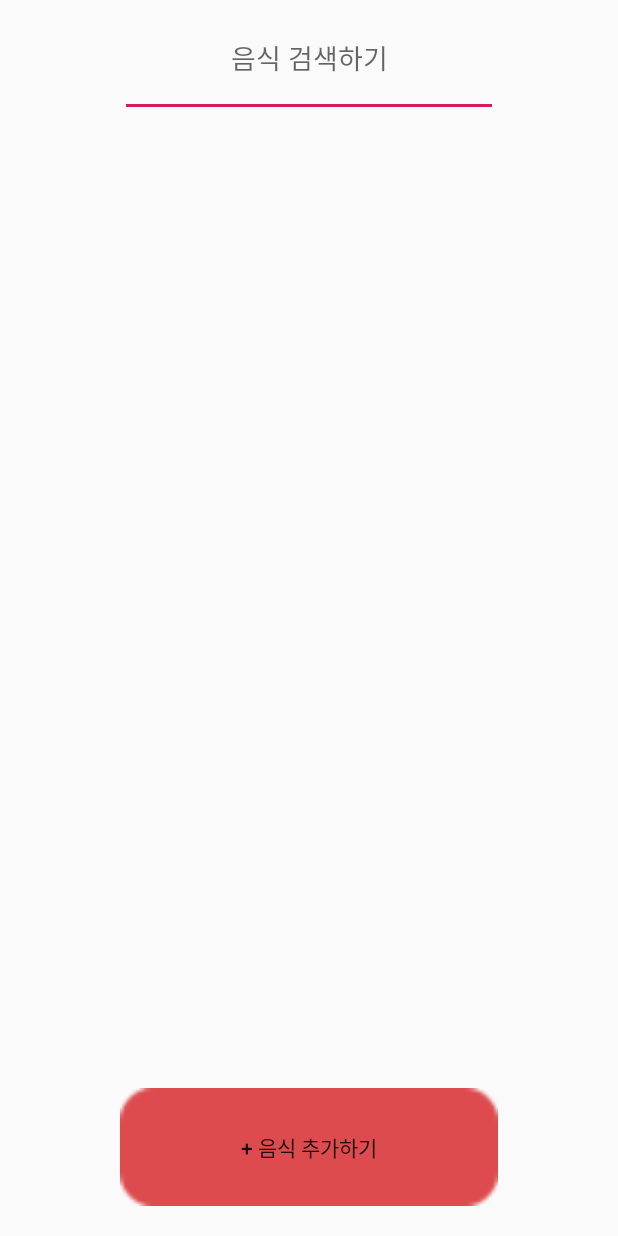
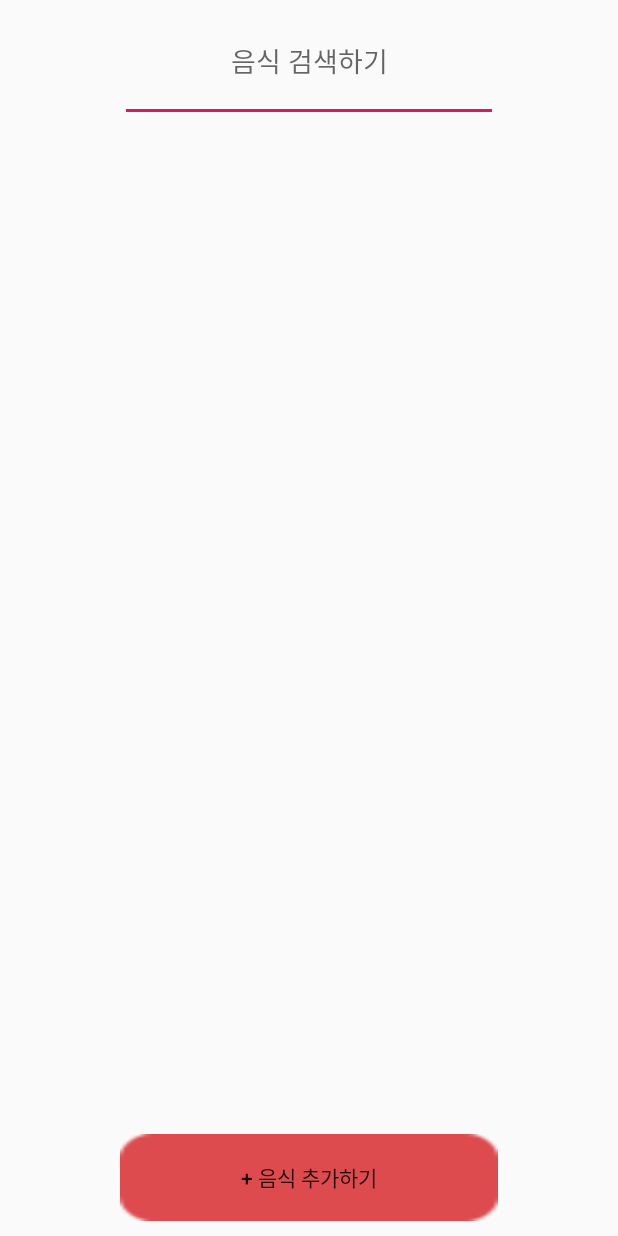
Before and after one commit to choa0707/WeightManager, an Android app: the layout activity_search_food.xml on its own in the app's theme, with its tools: preview values and no code run, on a phone screen of 412 x 824 dp. Run offline under Robolectric (Android 15) with nearby library versions, the phone set to English and light mode, and no system bars.

```diff
--- a/app/src/main/res/layout/activity_search_food.xml
+++ b/app/src/main/res/layout/activity_search_food.xml
@@ -33,9 +33,10 @@
         android:id="@+id/addfoodButton"
         android:layout_width="match_parent"
         android:layout_height="0dp"
-        android:layout_weight="1"
+        android:layout_weight="0.7"
         android:layout_marginHorizontal="80dp"
+        android:gravity="center"
         android:text="+ 음식 추가하기"
-        android:layout_marginBottom="20dp"/>
+        android:layout_marginBottom="10dp"/>
 
 </LinearLayout>
```
